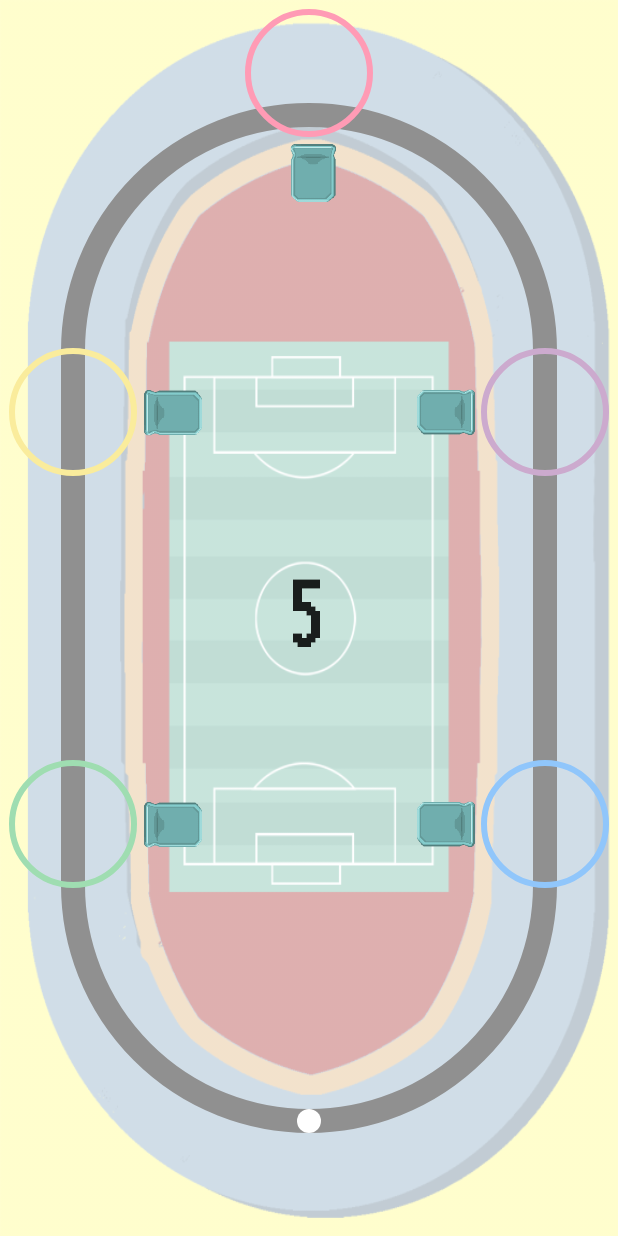
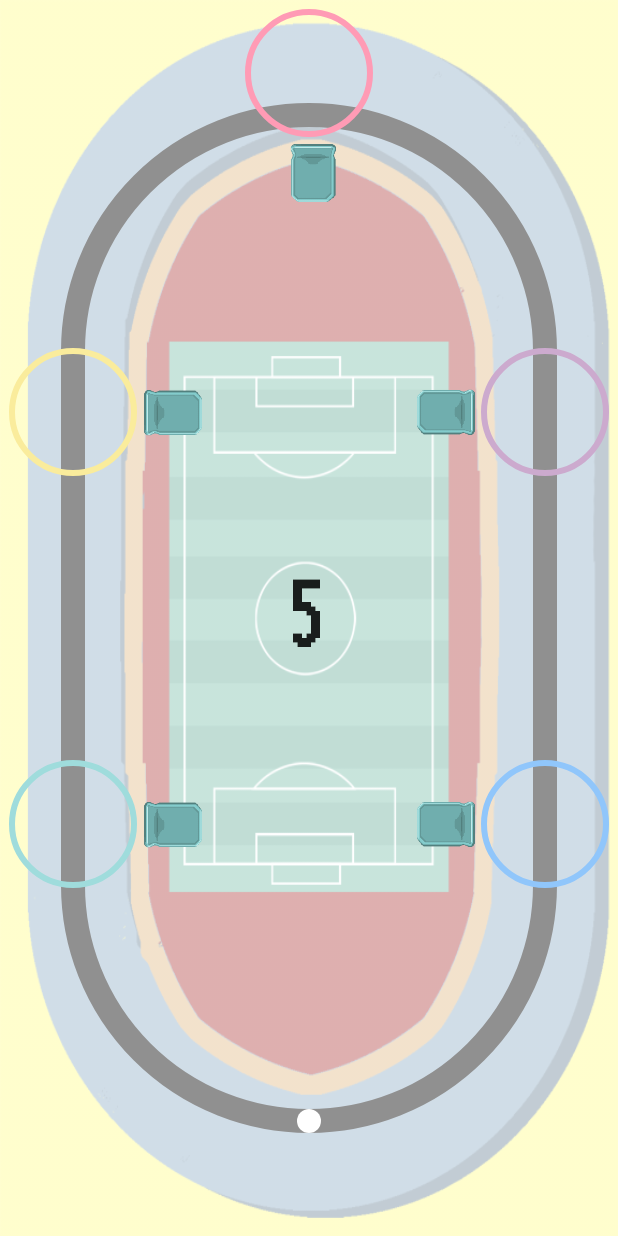
Before and after one commit to noiselesslark/WeWave, an Android app: the MainGameActivity screen opened directly, with no data from a screen before it, on a phone screen of 412 x 824 dp. Run offline under Robolectric (Android 15) with nearby library versions, the phone set to English and light mode, and no system bars.

Commit message:
Green and Turquoise exchanged because Anni said it was better.

```diff
--- a/WaveApp/app/src/main/java/se/chalmers/halfwaytospirit/waveapp/MainGameActivity.java
+++ b/WaveApp/app/src/main/java/se/chalmers/halfwaytospirit/waveapp/MainGameActivity.java
@@ -152,8 +152,8 @@ public class MainGameActivity extends AppCompatActivity {
         float offset = 2*size/3;
 
         switch (getString(zone.getColourName())) {
-            case "Green":
-                drawableId = R.drawable.avatar_green;
+            case "Turquoise":
+                drawableId = R.drawable.avatar_turquoise;
                 marginX += offset;
                 break;
             case "Yellow":
@@ -172,8 +172,8 @@ public class MainGameActivity extends AppCompatActivity {
                 drawableId = R.drawable.avatar_blue;
                 marginX -= offset;
                 break;
-            case "Turquoise":
-                drawableId = R.drawable.avatar_turquoise;
+            case "Green":
+                drawableId = R.drawable.avatar_green;
                 marginY -= offset;
                 break;
         }
--- a/WaveApp/app/src/main/java/se/chalmers/halfwaytospirit/waveapp/TouchZonesView.java
+++ b/WaveApp/app/src/main/java/se/chalmers/halfwaytospirit/waveapp/TouchZonesView.java
@@ -197,13 +197,13 @@ public abstract class TouchZonesView extends View {
         TouchZone leftHighTouchZone = new TouchZone(xLeft, yHigh,
                 getColour(R.color.colorYellow), R.string.playerYellow);
         TouchZone leftLowTouchZone = new TouchZone(xLeft, yLow,
-                getColour(R.color.colorGreen),R.string.playerGreen);
+                getColour(R.color.colorTurquoise),R.string.playerTurquoise);
         TouchZone rightHighTouchZone = new TouchZone(xRight, yHigh,
                 getColour(R.color.colorPurple), R.string.playerPurple);
         TouchZone rightLowTouchZone = new TouchZone(xRight, yLow,
                 getColour(R.color.colorBlue), R.string.playerBlue);
         /* TouchZone downTouchZone = new TouchZone(xCentre, yDown,
-                getColour(R.color.colorTurquoise), getString(R.string.playerTurquoise), strokeWidth); */
+                getColour(R.color.colorGreen), getString(R.string.playerGreen), strokeWidth); */
 
         touchZones.add(topTouchZone);
         touchZones.add(leftHighTouchZone);
--- a/WaveApp/app/src/main/res/drawable/avatar_green.xml
+++ b/WaveApp/app/src/main/res/drawable/avatar_green.xml
@@ -8,7 +8,7 @@
         app:state_waving2="false"
         app:state_waving3="false"
         app:state_dead="false"
-        android:drawable="@drawable/img_left_chair_empty"/>
+        android:drawable="@drawable/img_up_chair_empty"/>
     <item
         app:state_empty="false"
         app:state_sitting="true"
--- a/WaveApp/app/src/main/res/drawable/avatar_turquoise.xml
+++ b/WaveApp/app/src/main/res/drawable/avatar_turquoise.xml
@@ -8,7 +8,7 @@
         app:state_waving2="false"
         app:state_waving3="false"
         app:state_dead="false"
-        android:drawable="@drawable/img_down_chair_empty"/>
+        android:drawable="@drawable/img_left_chair_empty"/>
     <item
         app:state_empty="false"
         app:state_sitting="true"
```
Also changed, not shown: WaveApp/app/src/main/res/drawable/av_green_dead.png, WaveApp/app/src/main/res/drawable/av_green_sitting.png, WaveApp/app/src/main/res/drawable/av_green_waving1.png, WaveApp/app/src/main/res/drawable/av_green_waving2.png, WaveApp/app/src/main/res/drawable/av_green_waving3.png, WaveApp/app/src/main/res/drawable/av_turquoise_dead.png, WaveApp/app/src/main/res/drawable/av_turquoise_sitting.png, WaveApp/app/src/main/res/drawable/av_turquoise_waving1.png, WaveApp/app/src/main/res/drawable/av_turquoise_waving2.png, WaveApp/app/src/main/res/drawable/av_turquoise_waving3.png.
